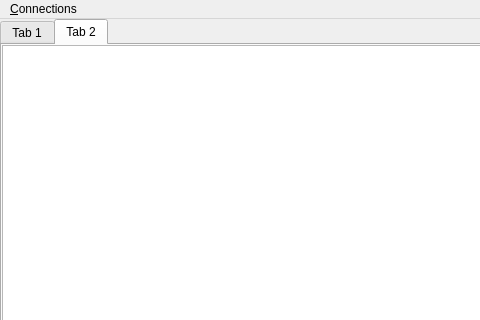
Above: mainwindow.ui from tnightingale/COMMAudio before the change; both pictures show x 0 to 480 and y 0 to 320 of the 861 by 598 pixel window. Below: the same form after it.
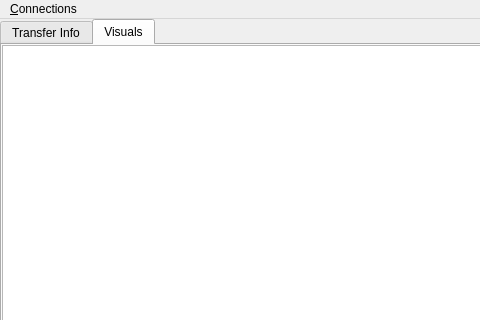
That is the form after the change. The open tabs and pages were chosen to show the change.

What changed in the file:
```diff
--- a/mainwindow.ui
+++ b/mainwindow.ui
@@ -77,7 +77,7 @@
     </property>
     <widget class="QWidget" name="tab">
      <attribute name="title">
-      <string>Tab 1</string>
+      <string>Transfer Info</string>
      </attribute>
      <widget class="QListWidget" name="remoteListWidget">
       <property name="geometry">
@@ -128,7 +128,7 @@
     </widget>
     <widget class="QWidget" name="tab_2">
      <attribute name="title">
-      <string>Tab 2</string>
+      <string>Visuals</string>
      </attribute>
      <widget class="QGraphicsView" name="visualGraphicsView">
       <property name="geometry">
```
Left out of the diff: 2 changed lines with no effect on the pictures.
